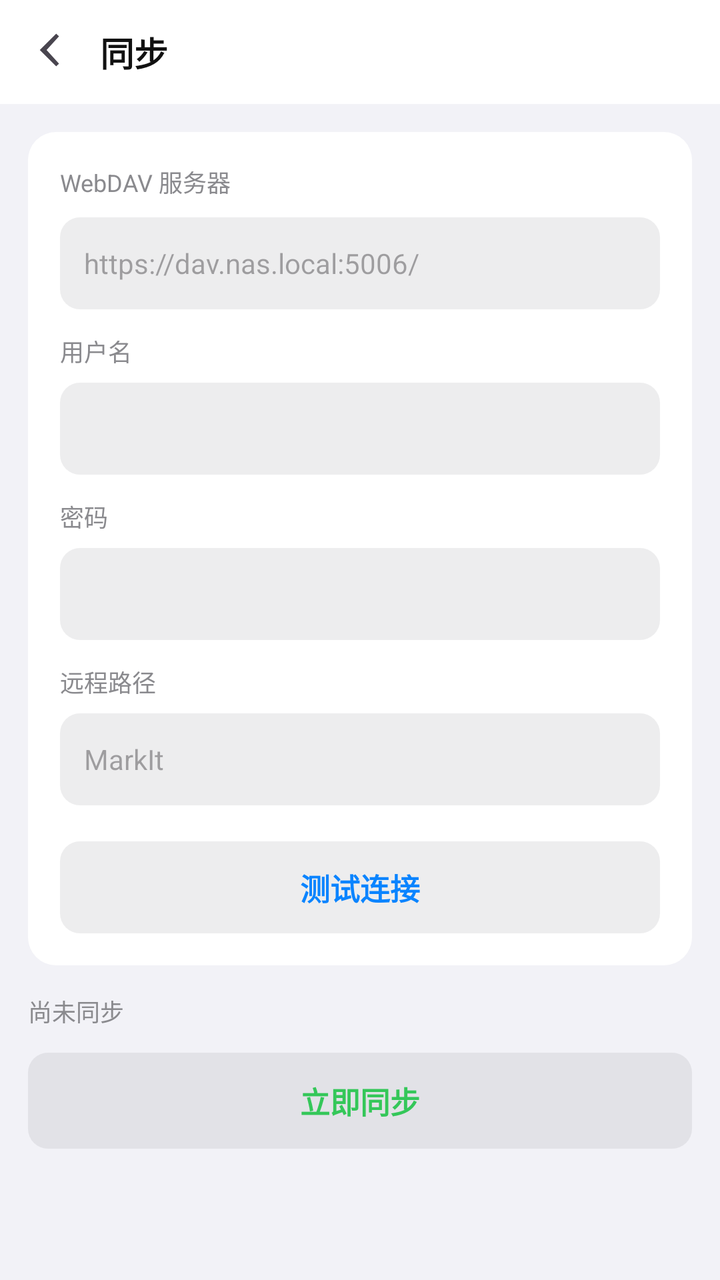
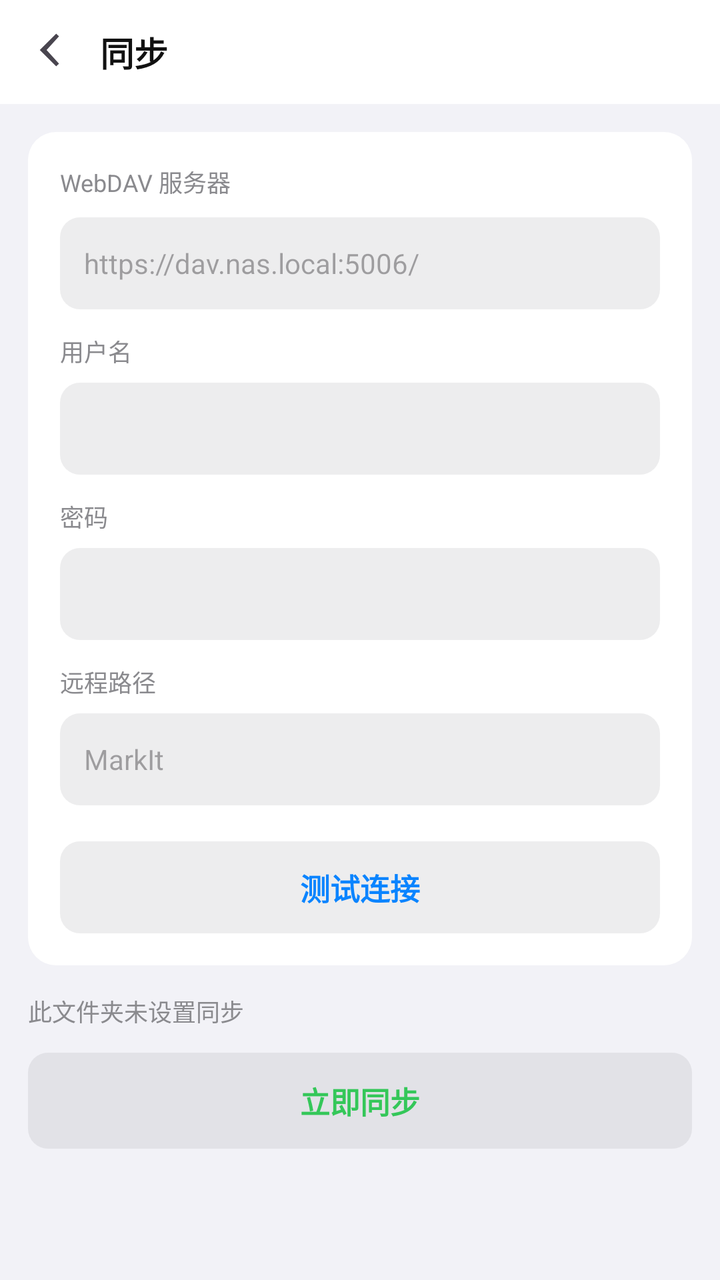

Two renders of the same Android screen: before a commit and after it. Below are the layout's source before the change and the commit's diff.
<!-- AndroidManifest.xml: application theme Theme.Markit -->
<!-- res/layout/fragment_sync.xml -->
<?xml version="1.0" encoding="utf-8"?>
<LinearLayout xmlns:android="http://schemas.android.com/apk/res/android"
    android:layout_width="match_parent"
    android:layout_height="match_parent"
    android:orientation="vertical"
    android:background="#F2F2F7">

    
    <LinearLayout
        android:id="@+id/syncTopBar"
        android:layout_width="match_parent"
        android:layout_height="wrap_content"
        android:minHeight="52dp"
        android:orientation="horizontal"
        android:gravity="center_vertical"
        android:background="#FFFFFF"
        android:paddingStart="6dp"
        android:paddingEnd="12dp">

        <ImageButton
            android:id="@+id/syncBack"
            android:layout_width="40dp"
            android:layout_height="40dp"
            android:src="@drawable/ic_arrow_back"
            android:background="?android:attr/selectableItemBackgroundBorderless"
            android:contentDescription="返回" />

        <TextView
            android:id="@+id/syncTitle"
            android:layout_width="0dp"
            android:layout_height="wrap_content"
            android:layout_weight="1"
            android:layout_marginStart="4dp"
            android:text="同步"
            android:textSize="17sp"
            android:textStyle="bold"
            android:textColor="#111111" />
    </LinearLayout>

    <ScrollView
        android:id="@+id/syncScroll"
        android:layout_width="match_parent"
        android:layout_height="0dp"
        android:layout_weight="1"
        android:fillViewport="true">

    <LinearLayout
        android:layout_width="match_parent"
        android:layout_height="wrap_content"
        android:orientation="vertical"
        android:padding="14dp">

        <LinearLayout
            android:layout_width="match_parent"
            android:layout_height="wrap_content"
            android:orientation="vertical"
            android:background="@drawable/bg_card"
            android:padding="16dp">

            <TextView android:layout_width="wrap_content" android:layout_height="wrap_content"
                android:text="WebDAV 服务器" android:textSize="12sp" android:textColor="#8A8A8E" />

            <EditText android:id="@+id/davUrl" android:layout_width="match_parent"
                android:layout_height="46dp" android:layout_marginTop="9dp"
                android:background="@drawable/bg_search" android:paddingStart="12dp"
                android:paddingEnd="12dp" android:textSize="14sp"
                android:hint="https://dav.nas.local:5006/" android:inputType="textUri"
                android:importantForAutofill="no" />

            <TextView android:layout_width="wrap_content" android:layout_height="wrap_content"
                android:text="用户名" android:textSize="12sp" android:textColor="#8A8A8E"
                android:layout_marginTop="12dp" />

            <EditText android:id="@+id/davUser" android:layout_width="match_parent"
                android:layout_height="46dp" android:layout_marginTop="7dp"
                android:background="@drawable/bg_search" android:paddingStart="12dp"
                android:paddingEnd="12dp" android:textSize="14sp"
                android:inputType="text" android:importantForAutofill="no" />

            <TextView android:layout_width="wrap_content" android:layout_height="wrap_content"
                android:text="密码" android:textSize="12sp" android:textColor="#8A8A8E"
                android:layout_marginTop="12dp" />

            <EditText android:id="@+id/davPass" android:layout_width="match_parent"
                android:layout_height="46dp" android:layout_marginTop="7dp"
                android:background="@drawable/bg_search" android:paddingStart="12dp"
                android:paddingEnd="12dp" android:textSize="14sp"
                android:inputType="textPassword" android:importantForAutofill="no" />

            <TextView android:layout_width="wrap_content" android:layout_height="wrap_content"
                android:text="远程路径" android:textSize="12sp" android:textColor="#8A8A8E"
                android:layout_marginTop="12dp" />

            <EditText android:id="@+id/davPath" android:layout_width="match_parent"
                android:layout_height="46dp" android:layout_marginTop="7dp"
                android:background="@drawable/bg_search" android:paddingStart="12dp"
                android:paddingEnd="12dp" android:textSize="14sp"
                android:hint="MarkIt" android:inputType="text"
                android:importantForAutofill="no" />

            <TextView android:id="@+id/btnTest" android:layout_width="match_parent"
                android:layout_height="46dp" android:layout_marginTop="18dp"
                android:background="@drawable/bg_search" android:gravity="center"
                android:text="测试连接" android:textSize="15sp" android:textStyle="bold"
                android:textColor="#0A84FF" />
        </LinearLayout>

        <TextView android:id="@+id/syncStatus" android:layout_width="match_parent"
            android:layout_height="wrap_content" android:layout_marginTop="14dp"
            android:layout_marginBottom="12dp" android:textSize="12sp" android:textColor="#8A8A8E"
            android:text="尚未同步" />

        <TextView android:id="@+id/btnSyncNow" android:layout_width="match_parent"
            android:layout_height="48dp" android:background="@drawable/bg_search"
            android:gravity="center" android:text="立即同步"
            android:textSize="15sp" android:textStyle="bold" android:textColor="#34C759" />

    </LinearLayout>
    </ScrollView>
</LinearLayout>
<!-- resources referenced by this layout -->
<resources>
  <!-- drawable bg_card (drawable) -->
  <?xml version="1.0" encoding="utf-8"?>
  <shape xmlns:android="http://schemas.android.com/apk/res/android" android:shape="rectangle">
      <solid android:color="#FFFFFF" />
      <corners android:radius="14dp" />
  </shape>
  <!-- drawable bg_search (drawable) -->
  <?xml version="1.0" encoding="utf-8"?>
  <shape xmlns:android="http://schemas.android.com/apk/res/android" android:shape="rectangle">
      <solid android:color="#22767680" />
      <corners android:radius="10dp" />
  </shape>
  <!-- drawable ic_arrow_back (drawable) -->
  <?xml version="1.0" encoding="utf-8"?>
  <vector xmlns:android="http://schemas.android.com/apk/res/android"
      android:width="24dp" android:height="24dp"
      android:viewportWidth="24" android:viewportHeight="24"
      android:tint="?attr/colorControlNormal">
      <path android:fillColor="@android:color/white"
          android:pathData="M15.5,4.2 L14.1,2.8 L5.9,11 L14.1,19.2 L15.5,17.8 L9.3,11 Z" />
  </vector>
  <style name="Theme.Markit" parent="Theme.Material3.DayNight.NoActionBar">
          <item name="colorPrimary">#0A84FF</item>
      </style>
</resources>

<!-- the commit's change to res/layout/fragment_sync.xml (unified diff, before → after) -->
@@ -108,13 +108,19 @@
         <TextView android:id="@+id/syncStatus" android:layout_width="match_parent"
             android:layout_height="wrap_content" android:layout_marginTop="14dp"
             android:layout_marginBottom="12dp" android:textSize="12sp" android:textColor="#8A8A8E"
-            android:text="尚未同步" />
+            android:text="此文件夹未设置同步" />
 
         <TextView android:id="@+id/btnSyncNow" android:layout_width="match_parent"
             android:layout_height="48dp" android:background="@drawable/bg_search"
             android:gravity="center" android:text="立即同步"
             android:textSize="15sp" android:textStyle="bold" android:textColor="#34C759" />
 
+        <TextView android:id="@+id/btnRemoveSync" android:layout_width="match_parent"
+            android:layout_height="46dp" android:layout_marginTop="10dp"
+            android:background="@drawable/bg_search" android:gravity="center"
+            android:text="停止同步此文件夹" android:textSize="14sp"
+            android:textColor="#FF3B30" android:visibility="gone" />
+
     </LinearLayout>
     </ScrollView>
 </LinearLayout>
